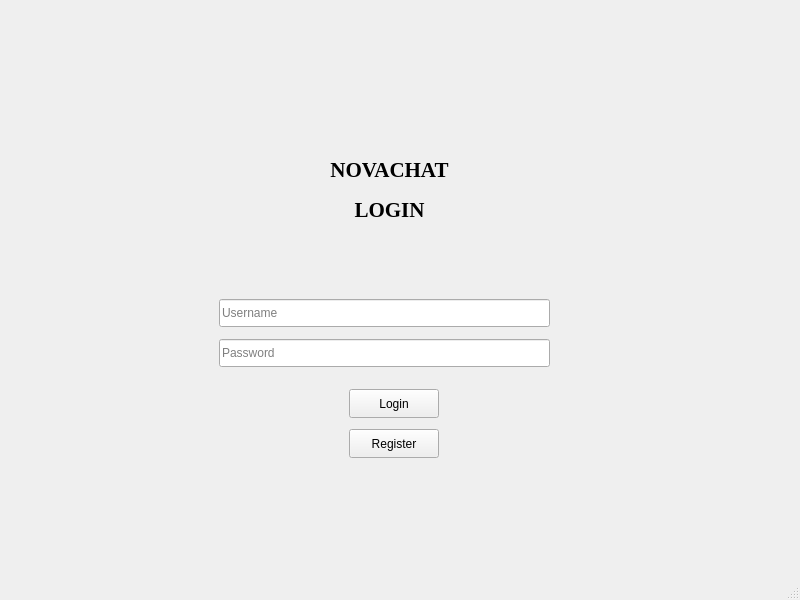
The window that login_window.ui (Bidhan318/QT-Project) describes before a commit, drawn with Qt 5.
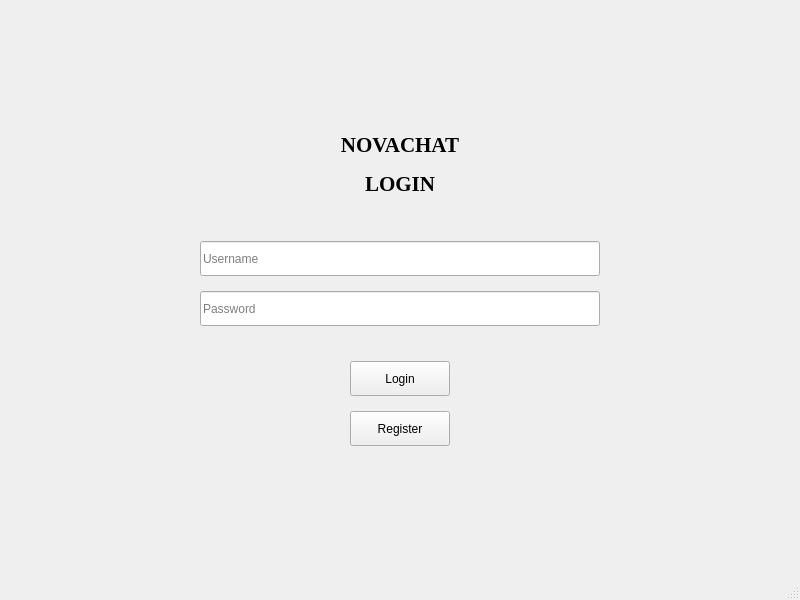
The same window after the commit.

What changed in the file:
```diff
--- a/login_window.ui
+++ b/login_window.ui
@@ -13,28 +13,68 @@
   <property name="windowTitle">
    <string>Login_Window</string>
   </property>
-  <property name="layoutDirection">
-   <enum>Qt::LayoutDirection::LeftToRight</enum>
-  </property>
-  <property name="autoFillBackground">
-   <bool>false</bool>
-  </property>
   <widget class="QWidget" name="centralwidget">
-   <layout class="QGridLayout" name="gridLayout">
-    <item row="0" column="0">
-     <widget class="QWidget" name="widget" native="true">
-      <property name="layoutDirection">
-       <enum>Qt::LayoutDirection::LeftToRight</enum>
+   <layout class="QVBoxLayout" name="mainVerticalLayout">
+    <item>
+     <spacer name="topSpacer">
+      <property name="orientation">
+       <enum>Qt::Vertical</enum>
       </property>
+      <property name="sizeHint" stdset="0">
+       <size>
+        <width>20</width>
+        <height>40</height>
+       </size>
+      </property>
+     </spacer>
+    </item>
+    <item>
+     <layout class="QHBoxLayout" name="horizontalLayout">
+      <item>
+       <spacer name="leftSpacer">
+        <property name="orientation">
+         <enum>Qt::Horizontal</enum>
+        </property>
+        <property name="sizeHint" stdset="0">
+         <size>
+          <width>40</width>
+          <height>20</height>
+         </size>
+        </property>
+       </spacer>
+      </item>
+      <item>
+       <widget class="QWidget" name="formContainer" native="true">
+        <property name="minimumSize">
+         <size>
+          <width>400</width>
+          <height>0</height>
+         </size>
+        </property>
+        <property name="maximumSize">
+         <size>
+          <width>400</width>
+          <height>16777215</height>
+         </size>
+        </property>
+        <layout class="QVBoxLayout" name="formLayout">
+         <property name="spacing">
+          <number>15</number>
+         </property>
+         <property name="leftMargin">
+          <number>0</number>
+         </property>
+         <property name="topMargin">
+          <number>0</number>
+         </property>
+         <property name="rightMargin">
+          <number>0</number>
+         </property>
+         <property name="bottomMargin">
+          <number>0</number>
+         </property>
+         <item>
       <widget class="QLabel" name="label">
-       <property name="geometry">
-        <rect>
-         <x>270</x>
-         <y>120</y>
-         <width>221</width>
-         <height>81</height>
-        </rect>
-       </property>
        <property name="font">
         <font>
          <family>Times New Roman</family>
@@ -49,15 +89,9 @@
         <set>Qt::AlignmentFlag::AlignCenter</set>
        </property>
       </widget>
+         </item>
+         <item>
       <widget class="QLabel" name="label_2">
-       <property name="geometry">
-        <rect>
-         <x>270</x>
-         <y>160</y>
-         <width>221</width>
-         <height>81</height>
-        </rect>
-       </property>
        <property name="font">
         <font>
          <family>Times New Roman</family>
@@ -72,40 +106,43 @@
         <set>Qt::AlignmentFlag::AlignCenter</set>
        </property>
       </widget>
-      <widget class="QPushButton" name="Login">
-       <property name="geometry">
-        <rect>
-         <x>340</x>
-         <y>380</y>
-         <width>90</width>
-         <height>29</height>
-        </rect>
-       </property>
-       <property name="text">
-        <string>Login</string>
-       </property>
-      </widget>
-      <widget class="QPushButton" name="Register">
-       <property name="geometry">
-        <rect>
-         <x>340</x>
-         <y>420</y>
-         <width>90</width>
-         <height>29</height>
-        </rect>
-       </property>
-       <property name="text">
-        <string>Register</string>
-       </property>
-      </widget>
+         </item>
+         <item>
+          <spacer name="titleSpacer">
+           <property name="orientation">
+            <enum>Qt::Vertical</enum>
+           </property>
+           <property name="sizeType">
+            <enum>QSizePolicy::Fixed</enum>
+           </property>
+           <property name="sizeHint" stdset="0">
+            <size>
+             <width>20</width>
+             <height>30</height>
+            </size>
+           </property>
+          </spacer>
+         </item>
+         <item>
+          <widget class="QLineEdit" name="Username">
+           <property name="minimumSize">
+            <size>
+             <width>0</width>
+             <height>35</height>
+            </size>
+           </property>
+           <property name="placeholderText">
+            <string>Username</string>
+           </property>
+          </widget>
+         </item>
+         <item>
       <widget class="QLineEdit" name="Password">
-       <property name="geometry">
-        <rect>
-         <x>210</x>
-         <y>330</y>
-         <width>331</width>
-         <height>28</height>
-        </rect>
+           <property name="minimumSize">
+            <size>
+             <width>0</width>
+             <height>35</height>
+            </size>
        </property>
        <property name="echoMode">
         <enum>QLineEdit::EchoMode::Password</enum>
@@ -114,20 +151,151 @@
         <string>Password</string>
        </property>
       </widget>
-      <widget class="QLineEdit" name="Username">
-       <property name="geometry">
-        <rect>
-         <x>210</x>
-         <y>290</y>
-         <width>331</width>
-         <height>28</height>
-        </rect>
-       </property>
-       <property name="placeholderText">
-        <string>Username</string>
-       </property>
-      </widget>
-     </widget>
+         </item>
+         <item>
+          <spacer name="buttonSpacer">
+           <property name="orientation">
+            <enum>Qt::Vertical</enum>
+           </property>
+           <property name="sizeType">
+            <enum>QSizePolicy::Fixed</enum>
+           </property>
+           <property name="sizeHint" stdset="0">
+            <size>
+             <width>20</width>
+             <height>20</height>
+            </size>
+           </property>
+          </spacer>
+         </item>
+         <item>
+          <layout class="QHBoxLayout" name="loginButtonLayout">
+           <item>
+            <spacer name="loginLeftSpacer">
+             <property name="orientation">
+              <enum>Qt::Horizontal</enum>
+             </property>
+             <property name="sizeHint" stdset="0">
+              <size>
+               <width>40</width>
+               <height>20</height>
+              </size>
+             </property>
+            </spacer>
+           </item>
+           <item>
+            <widget class="QPushButton" name="Login">
+             <property name="minimumSize">
+              <size>
+               <width>100</width>
+               <height>35</height>
+              </size>
+             </property>
+             <property name="maximumSize">
+              <size>
+               <width>100</width>
+               <height>16777215</height>
+              </size>
+             </property>
+             <property name="text">
+              <string>Login</string>
+             </property>
+            </widget>
+           </item>
+           <item>
+            <spacer name="loginRightSpacer">
+             <property name="orientation">
+              <enum>Qt::Horizontal</enum>
+             </property>
+             <property name="sizeHint" stdset="0">
+              <size>
+               <width>40</width>
+               <height>20</height>
+              </size>
+             </property>
+            </spacer>
+           </item>
+          </layout>
+         </item>
+         <item>
+          <layout class="QHBoxLayout" name="registerButtonLayout">
+           <item>
+            <spacer name="registerLeftSpacer">
+             <property name="orientation">
+              <enum>Qt::Horizontal</enum>
+             </property>
+             <property name="sizeHint" stdset="0">
+              <size>
+               <width>40</width>
+               <height>20</height>
+              </size>
+             </property>
+            </spacer>
+           </item>
+           <item>
+            <widget class="QPushButton" name="Register">
+             <property name="minimumSize">
+              <size>
+               <width>100</width>
+               <height>35</height>
+              </size>
+             </property>
+             <property name="maximumSize">
+              <size>
+               <width>100</width>
+               <height>16777215</height>
+              </size>
+             </property>
+             <property name="text">
+              <string>Register</string>
+             </property>
+            </widget>
+           </item>
+           <item>
+            <spacer name="registerRightSpacer">
+             <property name="orientation">
+              <enum>Qt::Horizontal</enum>
+             </property>
+             <property name="sizeHint" stdset="0">
+              <size>
+               <width>40</width>
+               <height>20</height>
+              </size>
+             </property>
+            </spacer>
+           </item>
+          </layout>
+         </item>
+        </layout>
+       </widget>
+      </item>
+      <item>
+       <spacer name="rightSpacer">
+        <property name="orientation">
+         <enum>Qt::Horizontal</enum>
+        </property>
+        <property name="sizeHint" stdset="0">
+         <size>
+          <width>40</width>
+          <height>20</height>
+         </size>
+        </property>
+       </spacer>
+      </item>
+     </layout>
+    </item>
+    <item>
+     <spacer name="bottomSpacer">
+      <property name="orientation">
+       <enum>Qt::Vertical</enum>
+      </property>
+      <property name="sizeHint" stdset="0">
+       <size>
+        <width>20</width>
+        <height>40</height>
+       </size>
+      </property>
+     </spacer>
     </item>
    </layout>
   </widget>
```
Lines whose indentation alone changed are shown as unchanged.
